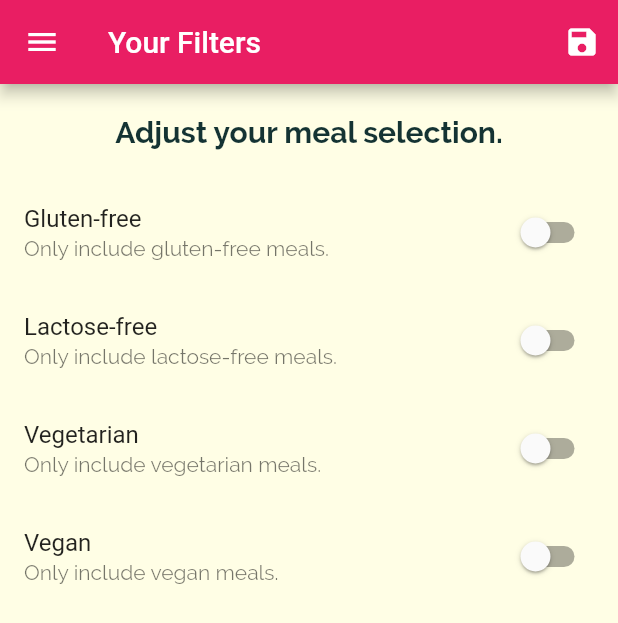
After one commit to ashith1101/meals_app, a Flutter app: the FiltersScreen screen opened by its route, on a phone screen of 412 x 824 dp. The commit adds this screen. Shown: the top 623 px of the screen. Run offline on Flutter 3.47's test engine with Material 2 defaults, Android fonts, the phone set to English and light mode, and no system bars.

Commit message:
final commit

```diff
--- a/lib/main.dart
+++ b/lib/main.dart
@@ -2,11 +2,73 @@ import 'package:flutter/material.dart';
 import './screens/meal_detail_screen.dart';
 import 'screens/category_meals_screen.dart';
 import './screens/tabs_screen.dart';
+import './screens/filters_screen.dart';
+import './dummy_data.dart';
+import './models/meals.dart';
 
 void main() => runApp(const MyApp());
 
-class MyApp extends StatelessWidget {
+class MyApp extends StatefulWidget {
   const MyApp({super.key});
+
+  @override
+  State<MyApp> createState() => _MyAppState();
+}
+
+class _MyAppState extends State<MyApp> {
+  // ignore: unused_field
+  Map<String, bool> _filters = {
+    'gluten': false,
+    'lactose': false,
+    'vegan': false,
+    'vegetarian': false,
+  };
+
+  List<Meal> _availableMeals = DUMMY_MEALS;
+  // ignore: prefer_final_fields
+  List<Meal> _favouriteMeals = [];
+
+  void _setFilters(Map<String, bool> filterData) {
+    setState(() {
+      _filters = filterData;
+
+      _availableMeals = DUMMY_MEALS.where((meal) {
+        if (_filters['gluten'] == true && !meal.isGlutenFree) {
+          return false;
+        }
+        if (_filters['lactose'] == true && !meal.isLactoseFree) {
+          return false;
+        }
+        if (_filters['vegan'] == true && !meal.isVegan) {
+          return false;
+        }
+        if (_filters['vegetarian'] == true && !meal.isVegetarian) {
+          return false;
+        }
+        return true;
+      }).toList();
+    });
+  }
+
+  void _toggleFavorite(String mealId) {
+    final existingIndex =
+        _favouriteMeals.indexWhere((meal) => meal.id == mealId);
+    if (existingIndex >= 0) {
+      setState(() {
+        _favouriteMeals.removeAt(existingIndex);
+      });
+    } else {
+      setState(() {
+        _favouriteMeals
+            .add(DUMMY_MEALS.firstWhere((meal) => meal.id == mealId));
+      });
+    }
+  }
+
+  // ignore: unused_element
+  bool _isMealFavourite(String mealId) {
+    return _favouriteMeals.any((meal) => meal.id == mealId);
+  }
 
   @override
   Widget build(BuildContext context) {
@@ -36,9 +98,13 @@ class MyApp extends StatelessWidget {
       ),
       // home: const CategoriesScreen(),
       routes: {
-        '/': (ctx) => const TabsScreen(),
-        CategoryMealsScreen.routeName: (ctx) => const CategoryMealsScreen(),
-        MealDetailScreen.routeName: (ctx) => const MealDetailScreen(),
+        '/': (ctx) => TabsScreen(_favouriteMeals),
+        CategoryMealsScreen.routeName: (ctx) =>
+            CategoryMealsScreen(_availableMeals),
+        // Change the method name here
+        MealDetailScreen.routeName: (ctx) =>
+            MealDetailScreen(_toggleFavorite, _isMealFavourite),
+        FiltersScreen.routeName: (ctx) => FiltersScreen(_filters, _setFilters),
       },
     );
   }
--- a/lib/screens/category_meals_screen.dart
+++ b/lib/screens/category_meals_screen.dart
@@ -1,11 +1,12 @@
 import 'package:flutter/material.dart';
-import '../../dummy_data.dart';
 import '../widgets/meal_item.dart';
+import '../models/meals.dart';
 
 class CategoryMealsScreen extends StatelessWidget {
   static const routeName = '/category-meals';
+  final List<Meal> availableMeals;
 
-  const CategoryMealsScreen({super.key});
+  const CategoryMealsScreen(this.availableMeals, {Key? key}) : super(key: key);
   // final String categoryId;
   // final String categoryTitle;
 
@@ -18,7 +19,7 @@ class CategoryMealsScreen extends StatelessWidget {
         ModalRoute.of(context)!.settings.arguments as Map<String, String>;
     final categoryTitle = routeArgs['title'];
     final categoryId = routeArgs['id'];
-    final categoryMeals = DUMMY_MEALS.where((meal) {
+    final categoryMeals = availableMeals.where((meal) {
       return meal.categories.contains(categoryId);
     }).toList();
 
@@ -28,7 +29,7 @@ class CategoryMealsScreen extends StatelessWidget {
       ),
       body: ListView.builder(
         itemBuilder: (ctx, index) {
-          return  MealItem(
+          return MealItem(
             id: categoryMeals[index].id,
             title: categoryMeals[index].title,
             imageUrl: categoryMeals[index].imageUrl,
--- /dev/null
+++ b/lib/screens/filters_screen.dart
@@ -0,0 +1,126 @@
+import 'package:flutter/material.dart';
+import '../widgets/main_drawer.dart';
+
+class FiltersScreen extends StatefulWidget {
+  static const routeName = '/filters';
+
+  final Function saveFilters;
+  final Map<String, bool> currentFilters;
+
+  // ignore: prefer_const_constructors_in_immutables
+  FiltersScreen(this.currentFilters,this.saveFilters, {Key? key}) : super(key: key);
+
+  @override
+  State<FiltersScreen> createState() => _FiltersScreenState();
+}
+
+class _FiltersScreenState extends State<FiltersScreen> {
+  bool _glutenFree = false;
+  bool _lactoseFree = false;
+  bool _vegetarian = false;
+  bool _vegan = false;
+
+  @override
+  initState() {
+    _glutenFree = widget.currentFilters['gluten']!;
+    _lactoseFree = widget.currentFilters['lactose']!;
+    _vegetarian = widget.currentFilters['vegetarian']!;
+    _vegan = widget.currentFilters['vegan']!;
+    super.initState();
+  }
+
+  Widget _buildSwitchListTile(
+      String title, String subtitle, bool currentValue,   void Function(bool)? updateValue,) {
+    return SwitchListTile(
+      title: Text(title),
+      value: currentValue,
+      subtitle: Text(subtitle),
+      onChanged: updateValue,
+    );
+  }
+
+  @override
+  Widget build(BuildContext context) {
+    return Scaffold(
+      appBar: AppBar(
+        title: const Text('Your Filters'),
+        actions: [
+          IconButton(
+            onPressed: () {
+              final selectedFilters = {
+                'gluten': _glutenFree,
+                'lactose': _lactoseFree,
+                'vegan': _vegan,
+                'vegetarian': _vegetarian,
+              };
+              widget.saveFilters(selectedFilters);
+              Navigator.of(context).pushReplacementNamed('/');
+            },
+            icon: const Icon(Icons.save),
+          ),
+        ],
+      ),
+      drawer: const MainDrawer(),
+      body: Column(
+        children: [
+          Container(
+            padding: const EdgeInsets.all(20),
+            child: const Text(
+              'Adjust your meal selection.',
+              style: TextStyle(
+                fontSize: 20,
+                fontWeight: FontWeight.bold,
+              ),
+            ),
+          ),
+          Expanded(
+              child: ListView(
+            children: [
+              _buildSwitchListTile(
+                'Gluten-free',
+                'Only include gluten-free meals.',
+                _glutenFree,
+                (newValue) {
+                  setState(() {
+                    _glutenFree = newValue;
+                  });
+                },
+              ),
+              _buildSwitchListTile(
+                'Lactose-free',
+                'Only include lactose-free meals.',
+                _lactoseFree,
+                (newValue) {
+                  setState(() {
+                    _lactoseFree = newValue;
+                  });
+                },
+              ),
+              _buildSwitchListTile(
+                'Vegetarian',
+                'Only include vegetarian meals.',
+                _vegetarian,
+                (newValue) {
+                  setState(() {
+                    _vegetarian = newValue;
+                  });
+                },
+              ),
+              _buildSwitchListTile(
+                'Vegan',
+                'Only include vegan meals.',
+                _vegan,
+                (newValue) {
+                  setState(() {
+                    _vegan = newValue;
+                  });
+                },
+              ),
+            ],
+          )
+          )
+        ],
+      ),
+    );
+  }
+}
--- a/lib/widgets/main_drawer.dart
+++ b/lib/widgets/main_drawer.dart
@@ -1,4 +1,5 @@
 import 'package:flutter/material.dart';
+import '../screens/filters_screen.dart';
 
 class MainDrawer extends StatelessWidget {
   const MainDrawer({super.key});
@@ -57,7 +58,7 @@ class MainDrawer extends StatelessWidget {
           title: 'Filters',
           icon: Icons.settings,
           tapHandler: () {
-            Navigator.of(context).pushReplacementNamed('/filters');
+            Navigator.of(context).pushReplacementNamed(FiltersScreen.routeName);
           },
         ),
       ],),
```
Also changed, not shown: lib/screens/favourites_screen.dart (+35 -5 lines), lib/screens/meal_detail_screen.dart (+26 -13 lines), lib/screens/tabs_screen.dart (+18 -8 lines).
